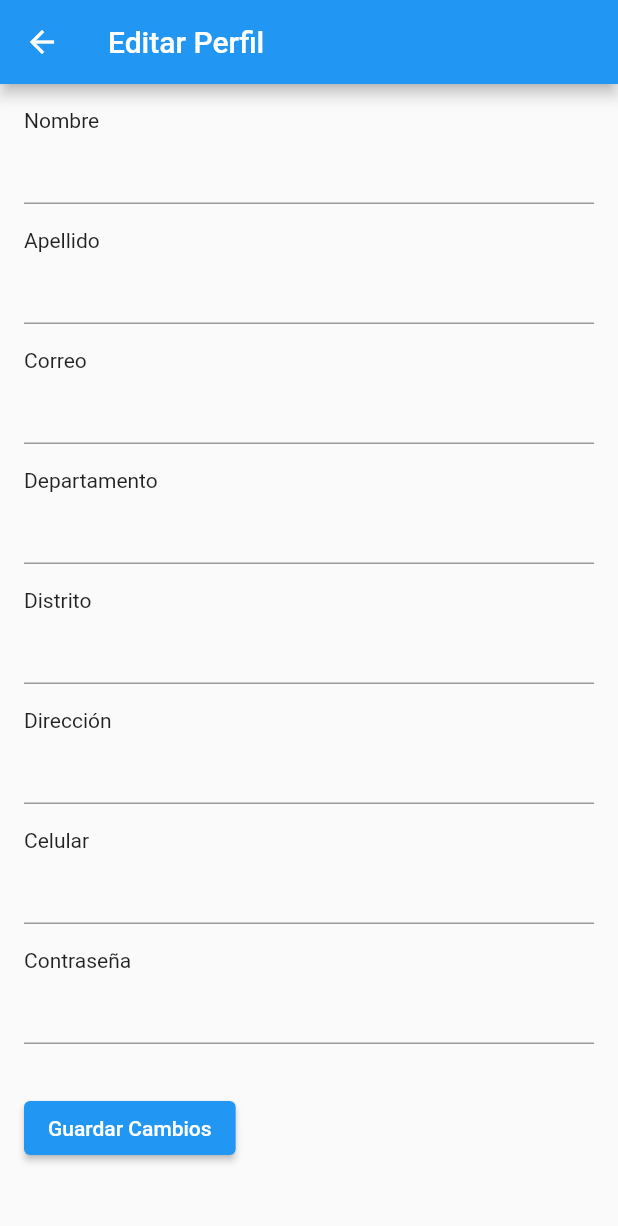
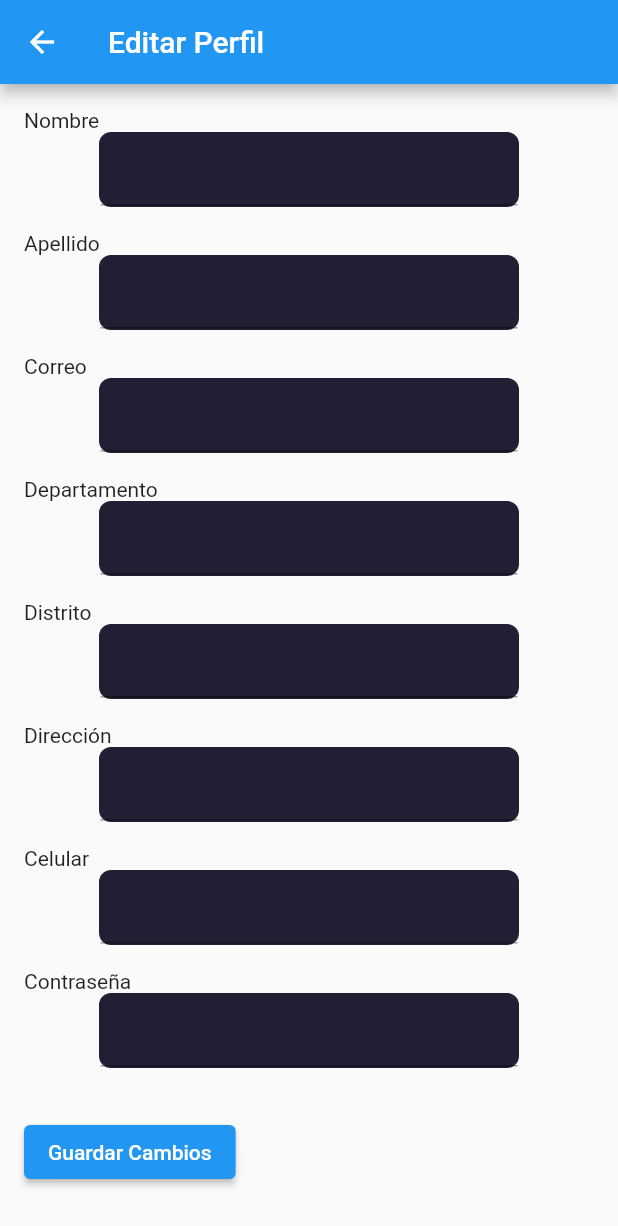
Before and after one commit to SaveUp-WS61/mobile_cross_platform, a Flutter app: the EditarPerfil screen opened directly with empty values, after a tap on "Guardar Cambios", on a phone screen of 412 x 824 dp. Shown: the top 1226 px of the screen. Run offline on Flutter 3.47's test engine with Material 2 defaults, Android fonts, the phone set to English and light mode, and no system bars; network calls fail.

Commit message:
feat(refresh sucess change of perfil)

```diff
--- a/lib/screens/editar_perfil.dart
+++ b/lib/screens/editar_perfil.dart
@@ -1,6 +1,7 @@
 import 'package:flutter/material.dart';
 import 'dart:convert';
 import 'package:http/http.dart' as http;
+import 'SuccessScreen.dart'; // Importa el archivo donde se encuentra SuccessScreen
 import 'perfil_screen.dart';
 
 class EditarPerfil extends StatefulWidget {
@@ -62,29 +63,17 @@ class _EditarPerfilState extends State<EditarPerfil> {
       // Los datos se han actualizado correctamente
 
       // Muestra el diálogo de "Guardado con éxito"
-      showDialog(
-        context: context,
-        builder: (BuildContext context) {
-          return AlertDialog(
-            title: Text("Guardado con éxito"),
-            content: Column(
-              mainAxisSize: MainAxisSize.min,
-              children: [
-                Icon(
-                  Icons.check_circle,
-                  color: Colors.green,
-                  size: 48,
-                ),
-                SizedBox(height: 16),
-                Text("Los cambios se guardaron exitosamente."),
-              ],
-            ),
-          );
-        },
+      Navigator.of(context).push(
+        MaterialPageRoute(
+          builder: (context) {
+            return SuccessScreen();
+          },
+        ),
       );
 
+
       // Espera 4 segundos y luego cierra el diálogo
-      await Future.delayed(Duration(seconds: 2));
+      await Future.delayed(Duration(seconds: 4));
 
       Navigator.of(context).pop(); // Cierra el diálogo
       Navigator.of(context).pop();
@@ -135,9 +124,24 @@ class _EditarPerfilState extends State<EditarPerfil> {
       crossAxisAlignment: CrossAxisAlignment.start,
       children: [
         Text(label),
-        TextField(controller: controller),
+        Container(
+          margin: EdgeInsets.symmetric(horizontal: 50),
+          decoration: BoxDecoration(
+            color: Color(0xFF201F34), // Color de fondo
+            borderRadius: BorderRadius.all(Radius.circular(8.0)),
+            border: Border.all(
+              color: Color(0xFF201F34),
+            ),
+          ),
+          child: TextField(
+            textAlign: TextAlign.center,
+            controller: controller,
+            style: TextStyle(color: Colors.white), // Color del texto
+          ),
+        ),
         SizedBox(height: 16),
       ],
     );
   }
+
 }
--- a/pubspec.yaml
+++ b/pubspec.yaml
@@ -73,6 +73,7 @@ flutter:
     - assets/coca_cola.jpg
     - assets/logo.png
     - assets/background.png
+    - assets/check.png
   #   - images/a_dot_ham.jpeg
 
   # An image asset can refer to one or more resolution-specific "variants", see
```
Also changed, not shown: lib/screens/SuccessScreen.dart (added, +49 -0 lines), assets/check.png (added).
